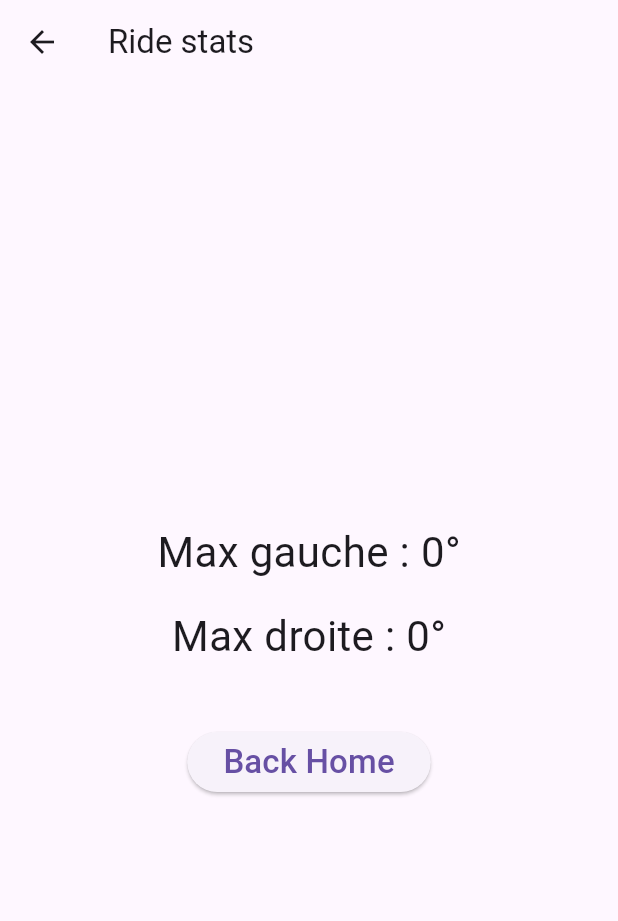
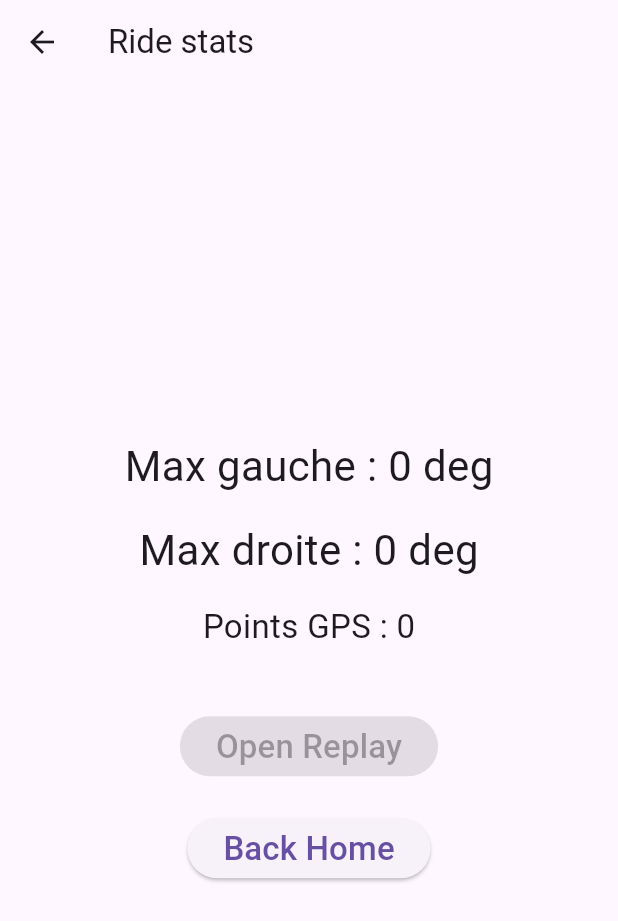
Before and after one commit to clembig/moto_lean_tracker, a Flutter app: the RideSessionScreen screen opened directly with empty values, after a tap on "Stop Ride", on a phone screen of 412 x 824 dp. Shown: the top 921 px of the screen. Run offline on Flutter 3.47's test engine with Material 3 defaults, Android fonts, the phone set to English and light mode, and no system bars; our stand-ins replace flutter_map, geolocator, latlong2, sensors_plus.

Commit message:
Add GPS replay flow with map timeline

```diff
--- /dev/null
+++ b/lib/models/ride_point.dart
@@ -0,0 +1,15 @@
+class RidePoint {
+  const RidePoint({
+    required this.timestamp,
+    required this.latitude,
+    required this.longitude,
+    required this.lean,
+    required this.accuracy,
+  });
+
+  final DateTime timestamp;
+  final double latitude;
+  final double longitude;
+  final double lean;
+  final double accuracy;
+}
--- a/lib/screens/calibration_screen.dart
+++ b/lib/screens/calibration_screen.dart
@@ -1,6 +1,7 @@
 import 'dart:async';
 import 'package:flutter/material.dart';
 import '../services/lean_tracker.dart';
+import 'ride_session_screen.dart';
 
 class CalibrationScreen extends StatefulWidget {
   const CalibrationScreen({super.key});
--- a/lib/screens/ride_session_screen.dart
+++ b/lib/screens/ride_session_screen.dart
@@ -1,5 +1,7 @@
 import 'dart:async';
 import 'package:flutter/material.dart';
+import '../models/ride_point.dart';
+import '../services/location_service.dart';
 import '../services/lean_tracker.dart';
 import 'ride_stats_screen.dart';
 
@@ -16,17 +18,27 @@ class RideSessionScreen extends StatefulWidget {
 }
 
 class _RideSessionScreenState extends State<RideSessionScreen> {
+  static const double _maxAcceptedAccuracy = 20;
   StreamSubscription<double>? _leanSubscription;
+  final LocationService _locationService = LocationService();
+  final List<RidePoint> _ridePoints = [];
 
   double _lean = 0;
   double _maxLeft = 0;
   double _maxRight = 0;
+  DateTime? _lastPointTime;
+  bool _isCapturingPoint = false;
+  String _gpsStatus = 'GPS: checking...';
 
   @override
   void initState() {
     super.initState();
 
+    _initLocationPermission();
+
     _leanSubscription = widget.tracker.leanStream.listen((value) {
+      _captureRidePoint(value);
+
       if (!mounted) return;
 
       setState(() {
@@ -43,6 +55,50 @@ class _RideSessionScreenState extends State<RideSessionScreen> {
     });
   }
 
+  Future<void> _initLocationPermission() async {
+    final hasPermission = await _locationService.requestPermission();
+    if (!mounted) return;
+
+    setState(() {
+      _gpsStatus = hasPermission ? 'GPS: permission granted' : 'GPS: permission denied';
+    });
+  }
+
+  Future<void> _captureRidePoint(double lean) async {
+    final now = DateTime.now();
+
+    if (_isCapturingPoint) {
+      return;
+    }
+
+    if (_lastPointTime != null &&
+        now.difference(_lastPointTime!).inMilliseconds < 1000) {
+      return;
+    }
+
+    _isCapturingPoint = true;
+
+    try {
+      final position = await _locationService.getCurrentPosition();
+      if (position == null) return;
+      if (position.accuracy > _maxAcceptedAccuracy) return;
+
+      _ridePoints.add(
+        RidePoint(
+          timestamp: now,
+          latitude: position.latitude,
+          longitude: position.longitude,
+          lean: lean,
+          accuracy: position.accuracy,
+        ),
+      );
+
+      _lastPointTime = now;
+    } finally {
+      _isCapturingPoint = false;
+    }
+  }
+
   void _stopRide(BuildContext context) {
     widget.tracker.stop();
 
@@ -52,6 +108,7 @@ class _RideSessionScreenState extends State<RideSessionScreen> {
         builder: (context) => RideStatsScreen(
           maxLeft: _maxLeft.abs().round(),
           maxRight: _maxRight.abs().round(),
+          ridePoints: List.unmodifiable(_ridePoints),
         ),
       ),
     );
@@ -85,6 +142,11 @@ class _RideSessionScreenState extends State<RideSessionScreen> {
               'Drive safe',
               style: TextStyle(fontSize: 18),
             ),
+            const SizedBox(height: 12),
+            Text(
+              _gpsStatus,
+              style: const TextStyle(fontSize: 16),
+            ),
             const SizedBox(height: 40),
             ElevatedButton(
               onPressed: () => _stopRide(context),
--- a/lib/screens/ride_stats_screen.dart
+++ b/lib/screens/ride_stats_screen.dart
@@ -1,14 +1,18 @@
 import 'package:flutter/material.dart';
+import '../models/ride_point.dart';
+import 'ride_replay_screen.dart';
 
 class RideStatsScreen extends StatelessWidget {
   const RideStatsScreen({
     super.key,
     required this.maxLeft,
     required this.maxRight,
+    required this.ridePoints,
   });
 
   final int maxLeft;
   final int maxRight;
+  final List<RidePoint> ridePoints;
 
   @override
   Widget build(BuildContext context) {
@@ -21,15 +25,39 @@ class RideStatsScreen extends StatelessWidget {
           mainAxisAlignment: MainAxisAlignment.center,
           children: [
             Text(
-              'Max gauche : ${maxLeft}°',
+              'Max gauche : ${maxLeft} deg',
               style: const TextStyle(fontSize: 28),
             ),
             const SizedBox(height: 16),
             Text(
-              'Max droite : ${maxRight}°',
+              'Max droite : ${maxRight} deg',
               style: const TextStyle(fontSize: 28),
             ),
+            const SizedBox(height: 16),
+            Text(
+              'Points GPS : ${ridePoints.length}',
+              style: const TextStyle(fontSize: 22),
+            ),
             const SizedBox(height: 40),
+            ElevatedButton(
+              onPressed: ridePoints.isEmpty
+                  ? null
+                  : () {
+                      Navigator.push(
+                        context,
+                        MaterialPageRoute(
+                          builder: (context) => RideReplayScreen(
+                            ridePoints: ridePoints,
+                          ),
+                        ),
+                      );
+                    },
+              child: const Text(
+                'Open Replay',
+                style: TextStyle(fontSize: 22),
+              ),
+            ),
+            const SizedBox(height: 20),
             ElevatedButton(
               onPressed: () {
                 Navigator.popUntil(context, (route) => route.isFirst);
--- /dev/null
+++ b/lib/services/location_service.dart
@@ -0,0 +1,39 @@
+import 'package:geolocator/geolocator.dart';
+
+class LocationService {
+  Future<bool> requestPermission() async {
+    final serviceEnabled = await Geolocator.isLocationServiceEnabled();
+    if (!serviceEnabled) {
+      return false;
+    }
+
+    var permission = await Geolocator.checkPermission();
+
+    if (permission == LocationPermission.denied) {
+      permission = await Geolocator.requestPermission();
+    }
+
+    if (permission == LocationPermission.denied) {
+      return false;
+    }
+
+    if (permission == LocationPermission.deniedForever) {
+      return false;
+    }
+
+    return true;
+  }
+
+  Future<Position?> getCurrentPosition() async {
+    final hasPermission = await requestPermission();
+    if (!hasPermission) {
+      return null;
+    }
+
+    return Geolocator.getCurrentPosition(
+      locationSettings: const LocationSettings(
+        accuracy: LocationAccuracy.high,
+      ),
+    );
+  }
+}
--- a/pubspec.yaml
+++ b/pubspec.yaml
@@ -31,9 +31,12 @@ dependencies:
   flutter:
     sdk: flutter
   sensors_plus: ^4.0.2
+  geolocator: ^13.0.2
   # The following adds the Cupertino Icons font to your application.
   # Use with the CupertinoIcons class for iOS style icons.
   cupertino_icons: ^1.0.8
+  latlong2: ^0.9.1
+  flutter_map: ^8.3.0
 
 dev_dependencies:
   flutter_test:
```
Also changed, not shown: lib/screens/ride_replay_screen.dart (added, +153 -0 lines), pubspec.lock, 5 other files.
